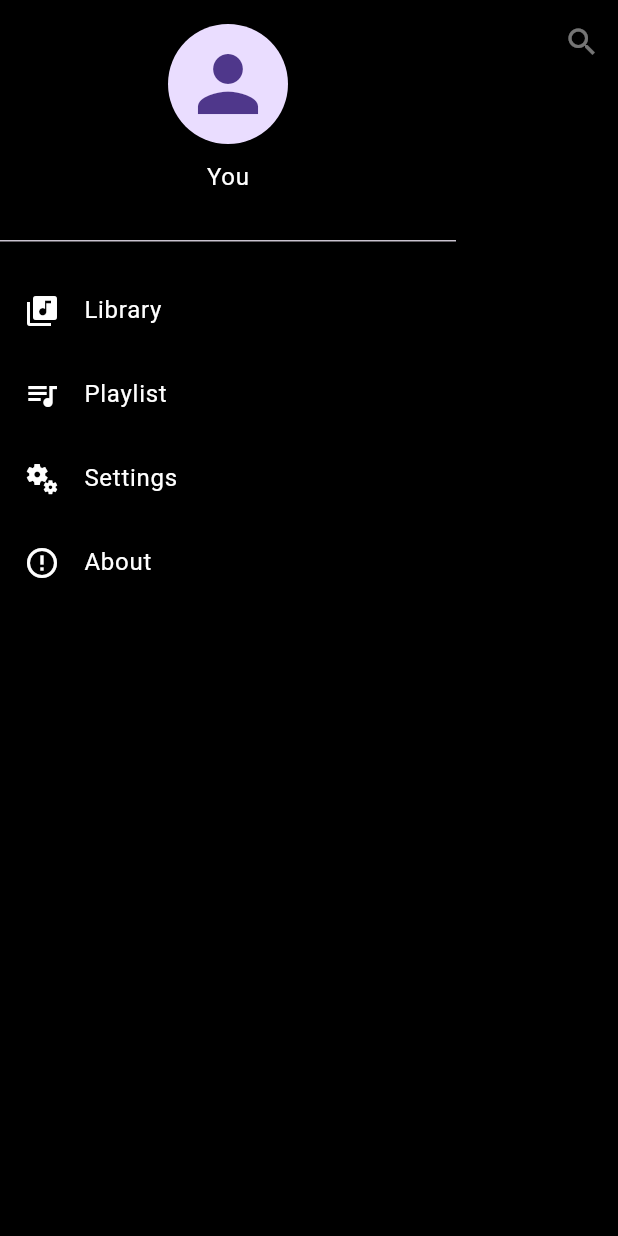
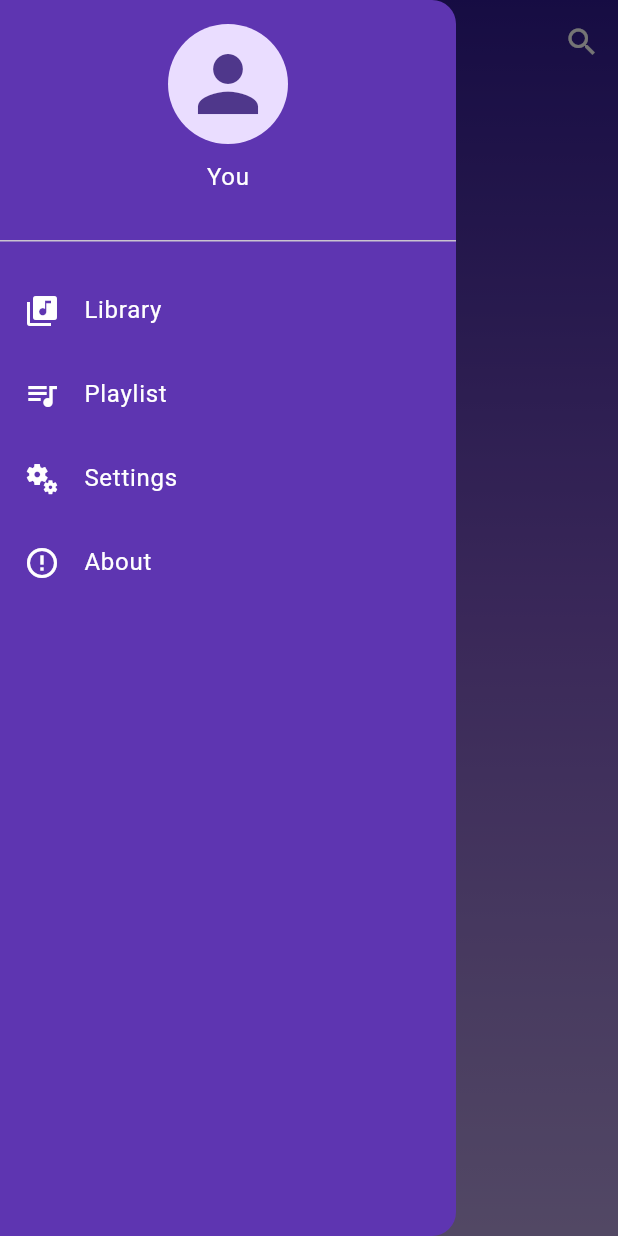
Before and after one commit to AdnanSheikh01/Music_Player, a Flutter app: the screen it shows after launch, with the side drawer open, on a phone screen of 412 x 824 dp. Run offline on Flutter 3.47's test engine with Material 3 defaults, Android fonts, the phone set to English and light mode, and no system bars; our stand-ins replace just_audio, just_audio_background, on_audio_query.

Commit message:
This is Second Commit

```diff
--- a/lib/Screens/home_page.dart
+++ b/lib/Screens/home_page.dart
@@ -1,4 +1,3 @@
-import 'dart:io';
 import 'package:flutter/material.dart';
 import 'package:just_audio/just_audio.dart';
 import 'package:music_player/Screens/audio_playing.dart';
@@ -18,33 +17,55 @@ class _HomePageState extends State<HomePage> {
   final OnAudioQuery _audioQuery = OnAudioQuery();
   final AudioPlayer _audioPlayer = AudioPlayer();
   List<SongModel> allsongs = [];
+  bool _hasPermission = false;
   @override
   void initState() {
     super.initState();
-    requestPermission();
+    // (Optinal) Set logging level. By default will be set to 'WARN'.
+    //
+    // Log will appear on:
+    //  * XCode: Debug Console
+    //  * VsCode: Debug Console
+    //  * Android Studio: Debug and Logcat Console
+    LogConfig logConfig = LogConfig(logType: LogType.DEBUG);
+    _audioQuery.setLogConfig(logConfig);
+
+    // Check and request for permission.
+    checkAndRequestPermissions();
   }
 
-  requestPermission() async {
-    if (Platform.isAndroid) {
-      bool permissionStatus = await _audioQuery.permissionsStatus();
-      if (!permissionStatus) {
-        await _audioQuery.permissionsRequest();
-      }
-      setState(() {});
-    }
+  checkAndRequestPermissions({bool retry = false}) async {
+    // The param 'retryRequest' is false, by default.
+    _hasPermission = await _audioQuery.checkAndRequest(
+      retryRequest: retry,
+    );
+
+    // Only call update the UI if application has all required permissions.
+    _hasPermission ? setState(() {}) : null;
   }
 
   @override
   Widget build(BuildContext context) {
-    return Scaffold(
-      backgroundColor: Colors.black,
+    return Container(
+      decoration: BoxDecoration(
+          gradient: LinearGradient(
+              begin: Alignment.topCenter,
+              end: Alignment.bottomCenter,
+              colors: [
+            Colors.deepPurple.shade900,
+            Colors.deepPurple.shade400,
+            Colors.deepPurple.shade200
+          ])),
+      child: Scaffold(
+        backgroundColor: Colors.transparent,
         appBar: AppBar(
             iconTheme: const IconThemeData(color: Colors.white),
-          backgroundColor: Colors.black,
+            backgroundColor: Colors.transparent,
             centerTitle: true,
             title: const Text(
               'Music',
-            style: TextStyle(fontWeight: FontWeight.bold, color: Colors.white),
+              style:
+                  TextStyle(fontWeight: FontWeight.bold, color: Colors.white),
             ),
             actions: [
               IconButton(
@@ -55,10 +76,10 @@ class _HomePageState extends State<HomePage> {
                   ))
             ]),
         drawer: Drawer(
-        backgroundColor: Colors.black,
+          backgroundColor: Colors.deepPurple.shade600,
           child: ListView(
-          children: const <Widget>[
-            DrawerHeader(
+            children: <Widget>[
+              const DrawerHeader(
                 child: Column(
                   children: [
                     CircleAvatar(
@@ -79,10 +100,12 @@ class _HomePageState extends State<HomePage> {
                   ],
                 ),
               ),
-            SizedBox(
+              const SizedBox(
                 height: 10,
               ),
-            ListTile(
+              InkWell(
+                onTap: () {},
+                child: const ListTile(
                   leading: Icon(
                     Icons.library_music,
                     color: Colors.white,
@@ -92,7 +115,10 @@ class _HomePageState extends State<HomePage> {
                     style: TextStyle(color: Colors.white),
                   ),
                 ),
-            ListTile(
+              ),
+              InkWell(
+                onTap: () {},
+                child: const ListTile(
                   leading: Icon(
                     Icons.queue_music_sharp,
                     color: Colors.white,
@@ -102,7 +128,10 @@ class _HomePageState extends State<HomePage> {
                     style: TextStyle(color: Colors.white),
                   ),
                 ),
-            ListTile(
+              ),
+              InkWell(
+                onTap: () {},
+                child: const ListTile(
                   leading: Icon(
                     Icons.miscellaneous_services_sharp,
                     color: Colors.white,
@@ -112,7 +141,10 @@ class _HomePageState extends State<HomePage> {
                     style: TextStyle(color: Colors.white),
                   ),
                 ),
-            ListTile(
+              ),
+              InkWell(
+                onTap: () {},
+                child: const ListTile(
                   leading: Icon(
                     Icons.error_outline,
                     color: Colors.white,
@@ -121,11 +153,15 @@ class _HomePageState extends State<HomePage> {
                     'About',
                     style: TextStyle(color: Colors.white),
                   ),
+                ),
               )
             ],
           ),
         ),
-      body: FutureBuilder<List<SongModel>>(
+        body: Center(
+          child: !_hasPermission
+              ? noAccessToLibraryWidget()
+              : FutureBuilder<List<SongModel>>(
                   future: _audioQuery.querySongs(
                       orderType: OrderType.ASC_OR_SMALLER,
                       uriType: UriType.EXTERNAL,
@@ -136,24 +172,26 @@ class _HomePageState extends State<HomePage> {
                       return const Center(
                         child: Column(
                           children: [
-                  CircularProgressIndicator(color: Colors.black),
+                            CircularProgressIndicator(color: Colors.white),
                             SizedBox(
                               height: 10,
                             ),
-                  Text('Loading...')
+                            Text(
+                              'Loading...',
+                              style: TextStyle(color: Colors.white),
+                            )
                           ],
                         ),
                       );
                     }
                     if (item.data!.isEmpty) {
                       return const Center(
-              child: Text('No Songs Found!!'),
+                        child: Text('No Songs Found!!',
+                            style: TextStyle(color: Colors.white)),
                       );
                     }
-          return Stack(
-            children: [
+                    return Stack(children: [
                       ListView.builder(
-                physics: const BouncingScrollPhysics(),
                         itemCount: item.data!.length,
                         padding: const EdgeInsets.fromLTRB(0, 0, 0, 60),
                         itemBuilder: (context, index) {
@@ -171,40 +209,39 @@ class _HomePageState extends State<HomePage> {
                                           player: _audioPlayer)));
                             },
                             child: Container(
-                      margin: const EdgeInsets.only(bottom: 4),
+                              margin: const EdgeInsets.only(bottom: 5),
                               child: MusicTile(
                                 songModel: item.data![index],
                               ),
                             ),
                           );
                         },
-              ),
-              Align(
-                alignment: Alignment.bottomRight,
-                child: GestureDetector(
-                  onTap: () {
-                    Navigator.push(
-                        context,
-                        MaterialPageRoute(
-                            builder: (context) => AudioPlayingScreen(
-                                songModelList: allsongs,
-                                player: _audioPlayer)));
+                      )
+                    ]);
                   },
-                  child: Container(
-                    margin: const EdgeInsets.fromLTRB(0, 0, 15, 15),
-                    child: const CircleAvatar(
-                      radius: 30,
-                      child: Icon(
-                        Icons.play_arrow,
-                        color: Colors.white,
                 ),
         ),
       ),
+    );
+  }
+
+  Widget noAccessToLibraryWidget() {
+    return Container(
+      decoration: BoxDecoration(
+        borderRadius: BorderRadius.circular(10),
+        color: Colors.redAccent.withOpacity(0.5),
       ),
+      padding: const EdgeInsets.all(20),
+      child: Column(
+        mainAxisSize: MainAxisSize.min,
+        children: [
+          const Text("Application doesn't have access to the library"),
+          const SizedBox(height: 10),
+          ElevatedButton(
+            onPressed: () => checkAndRequestPermissions(retry: true),
+            child: const Text("Allow"),
           ),
         ],
-          );
-        },
       ),
     );
   }
```
Also changed, not shown: lib/Screens/audio_playing.dart (+43 -11 lines), lib/tiles/music_tile.dart (+9 -2 lines), 1 other file. Lines whose indentation alone changed are shown as unchanged.
